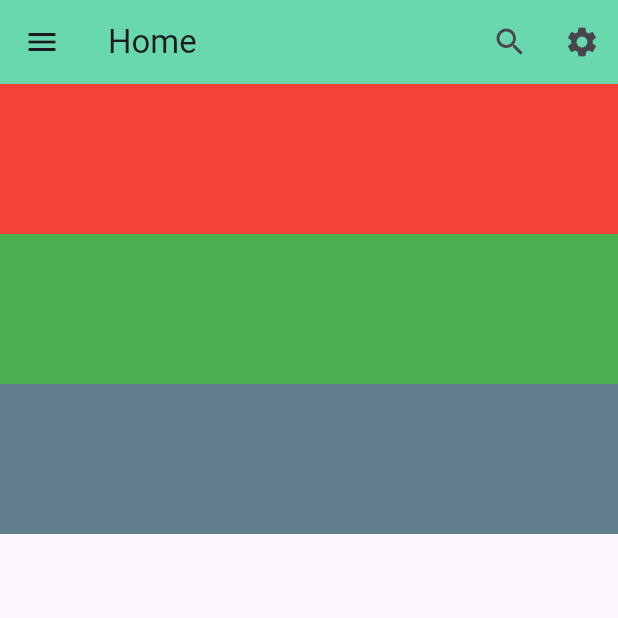
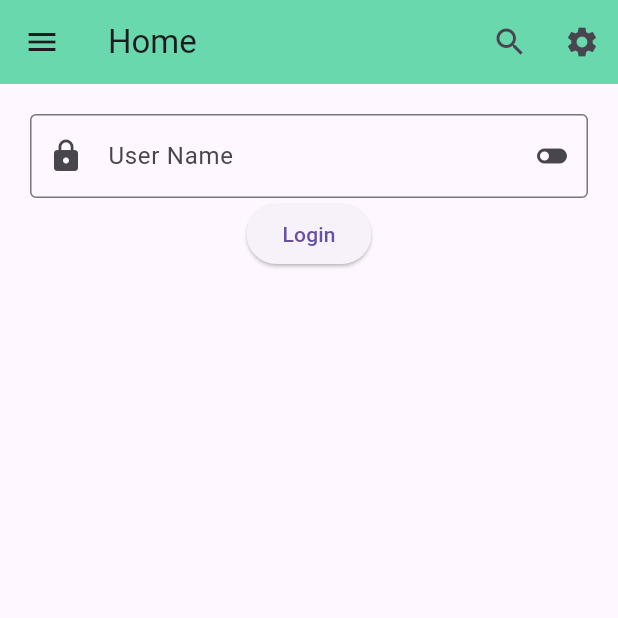
Before and after one commit to Amrutha52/fluttermvvm, a Flutter app: the screen it shows after launch, on a phone screen of 412 x 824 dp, the top half of it. Run offline on Flutter 3.47's test engine with Material 3 defaults, Android fonts, the phone set to English and light mode, and no system bars.

Commit message:
TextField is implemented

```diff
--- a/lib/HomeScreen.dart
+++ b/lib/HomeScreen.dart
@@ -11,6 +11,8 @@ class HomeScreen extends StatefulWidget
 
 class _HomeScreenState extends State<HomeScreen>
 {
+  TextEditingController userNameControlller = TextEditingController();
+
   @override
   Widget build(BuildContext context) {
     return Scaffold(
@@ -28,30 +30,56 @@ class _HomeScreenState extends State<HomeScreen>
         backgroundColor: Colors.greenAccent,
         elevation: 20,
       ),
-      body:
-      SingleChildScrollView(
-        scrollDirection: Axis.vertical,
+      body: Padding(
+        padding: const EdgeInsets.all(20.0),
         child: Column(
+          children: [
+            TextField(
+              keyboardType: TextInputType.number,// to select keyboard type
+              obscureText: true, // masking for password
+              controller: userNameControlller,
+              decoration: InputDecoration(
+                  border: OutlineInputBorder(),
+                      hintText: "Enter UserName",
+                labelText: "User Name",
+               prefixIcon: Icon(Icons.lock),
+               suffixIcon: Icon(Icons.toggle_off),
 
-          children: [
-            Container(
-              color: Colors.red,
-              height: 100,
-              width: 500,
+               // icon: Icon(Icons.favorite) // to display outside the box
+              ),
+
             ),
-            Container(
-              color: Colors.green,
-              height: 100,
-              width: 500,
-            ),
-            Container(
-              color: Colors.blueGrey,
-              height: 100,
-              width: 500,
-            )
+            ElevatedButton(
+                onPressed: (){
+                  print(userNameControlller.text);
+                },
+                child: Text("Login"))
           ],
         ),
-      ),
+      )
+      // SingleChildScrollView(
+      //   scrollDirection: Axis.vertical,
+      //   child: Column(
+      //
+      //     children: [
+      //       Container(
+      //         color: Colors.red,
+      //         height: 100,
+      //         width: 500,
+      //       ),
+      //       Container(
+      //         color: Colors.green,
+      //         height: 100,
+      //         width: 500,
+      //       ),
+      //       Container(
+      //         color: Colors.blueGrey,
+      //         height: 100,
+      //         width: 500,
+      //       )
+      //     ],
+      //   ),
+      // ),
       // ListView(
       //   scrollDirection: Axis.horizontal,
       //   children: [
```
